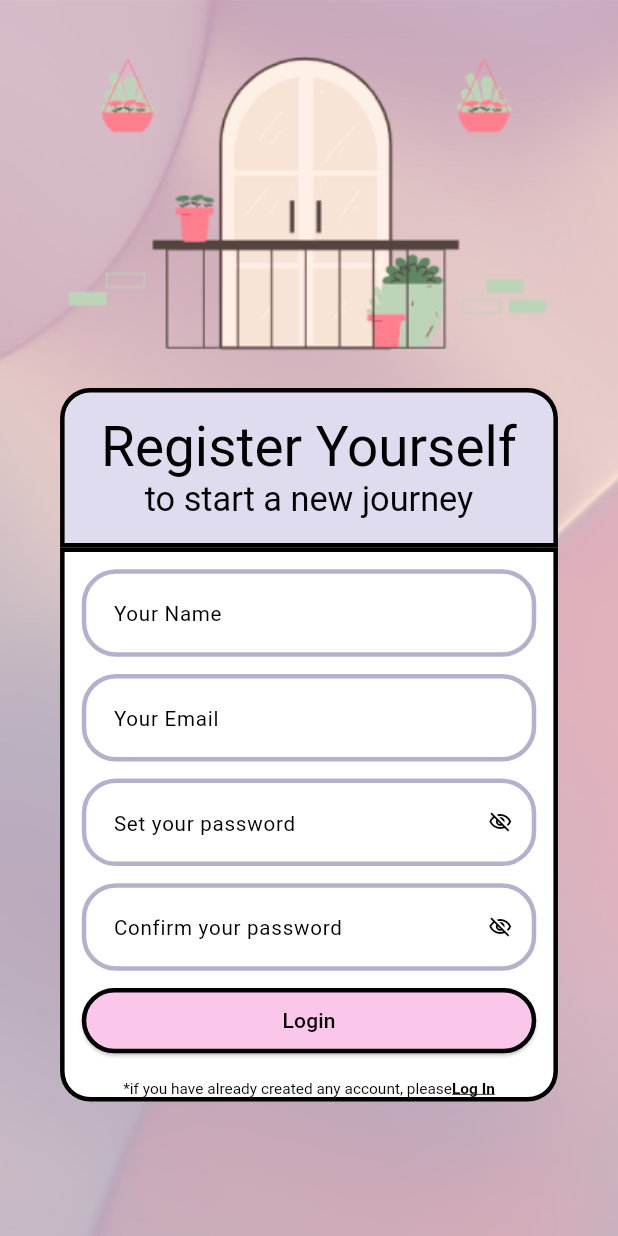
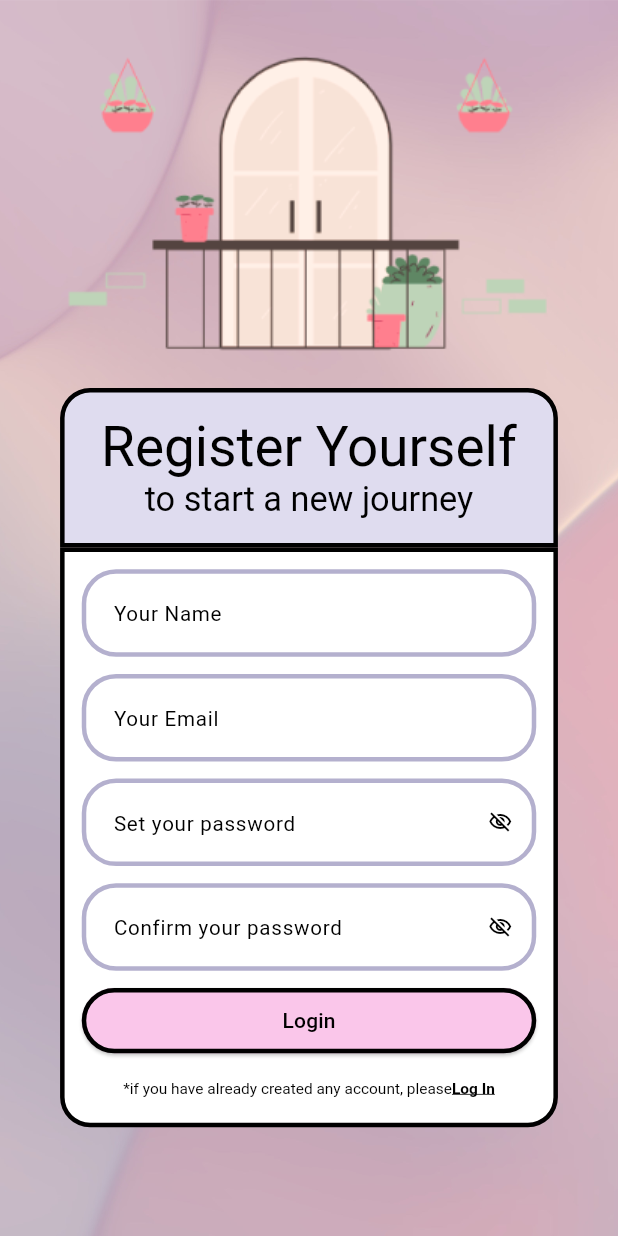
Before and after one commit to nisahabiba/mawadda_app, a Flutter app: the screen it shows after launch, after a tap on "Sign Up", on a phone screen of 412 x 824 dp. Run offline on Flutter 3.47's test engine with Material 2 defaults, Android fonts, the phone set to English and light mode, and no system bars; our stand-ins replace auto_route, basic_utils, equatable, flutter_bloc, flutter_screenutil, flutter_svg and 5 more.

Commit message:
improved UI homepage

```diff
--- a/lib/auth/pages/register_page.dart
+++ b/lib/auth/pages/register_page.dart
@@ -205,7 +205,10 @@ class RegisterPage extends StatelessWidget {
                                 ),
                               ),
                             ],
-                          )
+                          ),
+                          SizedBox(
+                            height: 15.h,
+                          ),
                         ],
                       ),
                     )
@@ -213,135 +216,6 @@ class RegisterPage extends StatelessWidget {
                 ),
               ),
             )
-            // DefaultTextStyle(
-            //     style: GoogleFonts.averiaGruesaLibre(color: Colors.white),
-            //     child: Container(
-            //       padding: EdgeInsets.only(
-            //         left: 10.r,
-            //         right: 10.r,
-            //       ),
-            //       height: 0.65.sh,
-            //       child: Stack(
-            //         alignment: AlignmentDirectional.topCenter,
-            //         children: [
-            //           SvgPicture.asset(
-            //             'assets/gradient_card.svg',
-            //             width: 1.sw,
-            //           ),
-            //           ListView(),
-            //           Column(
-            //             children: [
-            //               SizedBox(
-            //                 height: 40.h,
-            //               ),
-            //               Text(
-            //                 'Register Yourself',
-            //                 style: TextStyle(
-            //                   fontSize: 32.sp,
-            //                 ),
-            //               ),
-            //               Text(
-            //                 "to start a new journey",
-            //                 style: TextStyle(
-            //                   fontSize: 20.sp,
-            //                 ),
-            //               ),
-            //               SizedBox(
-            //                 height: 20.h,
-            //               ),
-            //               AuthFormComponent(
-            //                 formKey: 'name',
-            //                 controller: nameCtr,
-            //                 hintText: 'Your Name',
-            //                 textInputType: TextInputType.text,
-            //               ),
-            //               SizedBox(
-            //                 height: 20.h,
-            //               ),
-            //               AuthFormComponent(
-            //                 formKey: 'email',
-            //                 controller: emailCtr,
-            //                 hintText: 'Your Email',
-            //                 textInputType: TextInputType.emailAddress,
-            //               ),
-            //               SizedBox(
-            //                 height: 20.h,
-            //               ),
-            //               AuthFormComponent(
-            //                 formKey: 'password',
-            //                 controller: passwordCtr,
-            //                 hintText: 'Set your password',
-            //                 textInputType: TextInputType.number,
-            //               ),
-            //               SizedBox(
-            //                 height: 20.h,
-            //               ),
-            //               AuthFormComponent(
-            //                 formKey: 'confirm_password',
-            //                 controller: confirmPasswordCtr,
-            //                 hintText: 'Confirm your password',
-            //                 textInputType: TextInputType.number,
-            //               ),
-            //               SizedBox(
-            //                 height: 20.h,
-            //               ),
-            //               SizedBox(
-            //                 height: 38.h,
-            //                 width: 0.8.sw,
-            //                 child: ElevatedButton(
-            //                   style: ElevatedButton.styleFrom(
-            //                       backgroundColor: const Color(0xff70303A)),
-            //                   onPressed: () {
-            //                     Navigator.pushReplacement(
-            //                         context,
-            //                         MaterialPageRoute(
-            //                             builder: (context) => SucceedPage()));
-            //                   },
-            //                   child: const Text(
-            //                     'Sign Up',
-            //                     style: TextStyle(
-            //                       color: Colors.white,
-            //                     ),
-            //                   ),
-            //                 ),
-            //               ),
-            //               SizedBox(
-            //                 height: 15.h,
-            //               ),
-            //               Row(
-            //                 mainAxisAlignment: MainAxisAlignment.center,
-            //                 children: [
-            //                   Text(
-            //                     '*if you dont have created any account, please',
-            //                     style: TextStyle(
-            //                       color: const Color(0xff70303A),
-            //                       fontSize: 9.sp,
-            //                     ),
-            //                   ),
-            //                   GestureDetector(
-            //                     onTap: () {
-            //                       Navigator.push(
-            //                           context,
-            //                           MaterialPageRoute(
-            //                               builder: (context) => LoginPage()));
-            //                     },
-            //                     child: Text(
-            //                       'Login',
-            //                       style: TextStyle(
-            //                         color: const Color(0xffCB442B),
-            //                         fontSize: 9.sp,
-            //                         fontWeight: FontWeight.w600,
-            //                         decoration: TextDecoration.underline,
-            //                       ),
-            //                     ),
-            //                   ),
-            //                 ],
-            //               )
-            //             ],
-            //           )
-            //         ],
-            //       ),
-            //     ))
           ],
         ),
       ),
```
